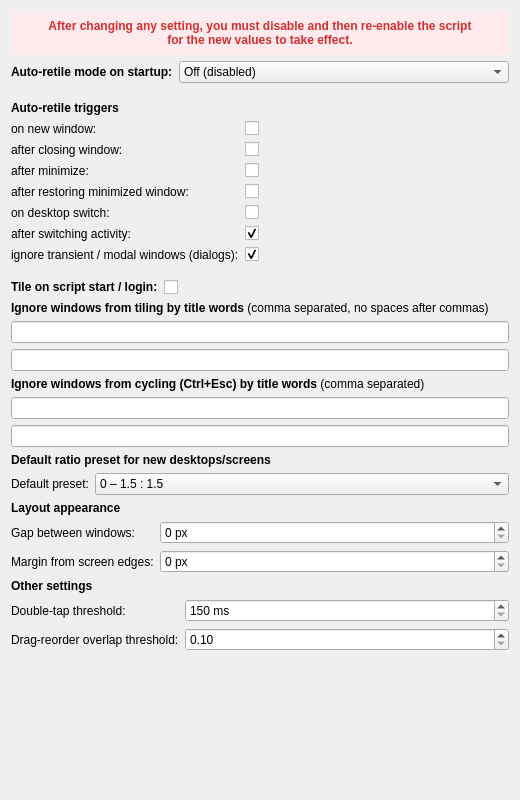
First picture: the form in src/contents/ui/config.ui, repository mtriam/KLeftHandTiler, before the edit.
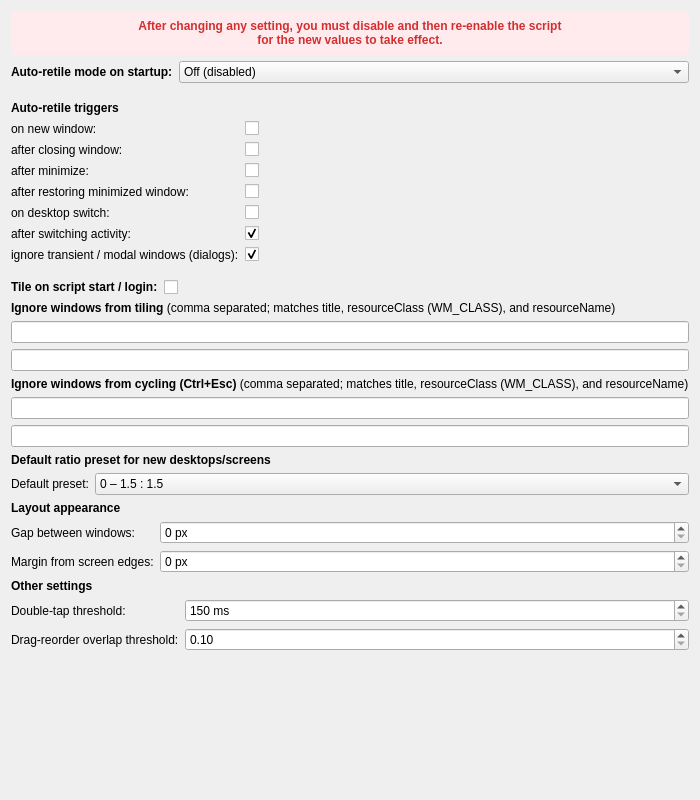
Second picture: the form after the edit.

Commit message: feat!: v2.0.0 – new layout engine (model + live resize)

Patch:
```diff
--- a/src/contents/ui/config.ui
+++ b/src/contents/ui/config.ui
@@ -108,7 +108,7 @@
    <item>
     <widget class="QLabel">
      <property name="text">
-      <string>&lt;b&gt;Ignore windows from tiling by title words&lt;/b&gt; (comma separated, no spaces after commas)</string>
+         <string>&lt;b&gt;Ignore windows from tiling&lt;/b&gt; (comma separated; matches title, resourceClass (WM_CLASS), and resourceName)</string>
      </property>
     </widget>
    </item>
@@ -121,7 +121,7 @@
    <item>
     <widget class="QLabel">
      <property name="text">
-      <string>&lt;b&gt;Ignore windows from cycling (Ctrl+Esc) by title words&lt;/b&gt; (comma separated)</string>
+      <string>&lt;b&gt;Ignore windows from cycling (Ctrl+Esc)&lt;/b&gt; (comma separated; matches title, resourceClass (WM_CLASS), and resourceName)</string>
      </property>
     </widget>
    </item>
```
The commit also changes 5 other files.
